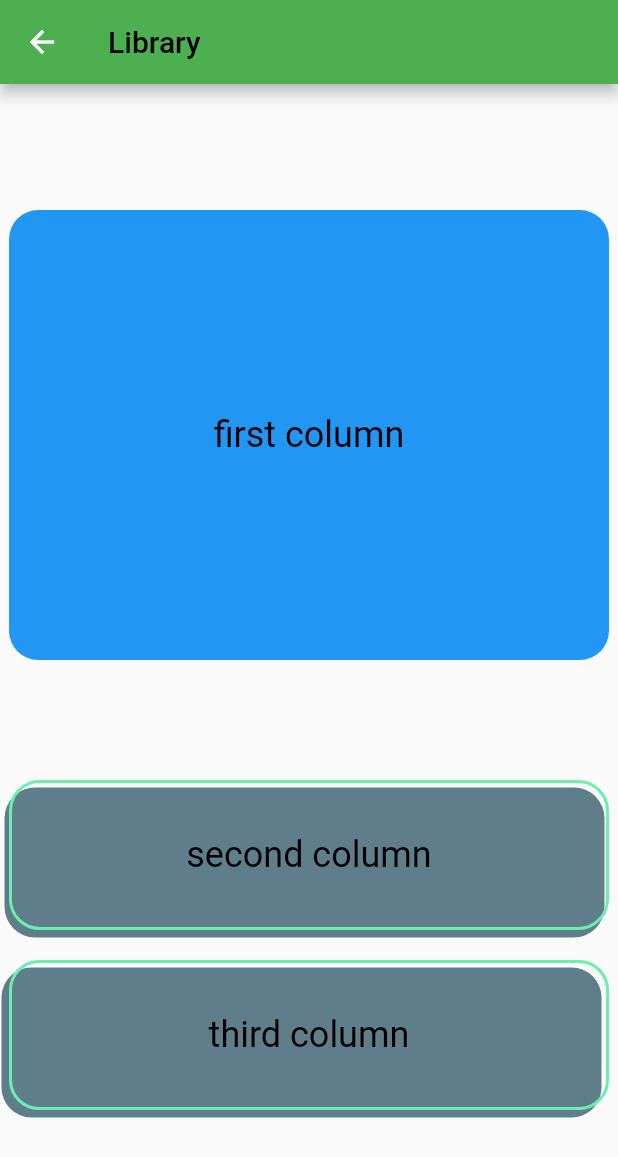
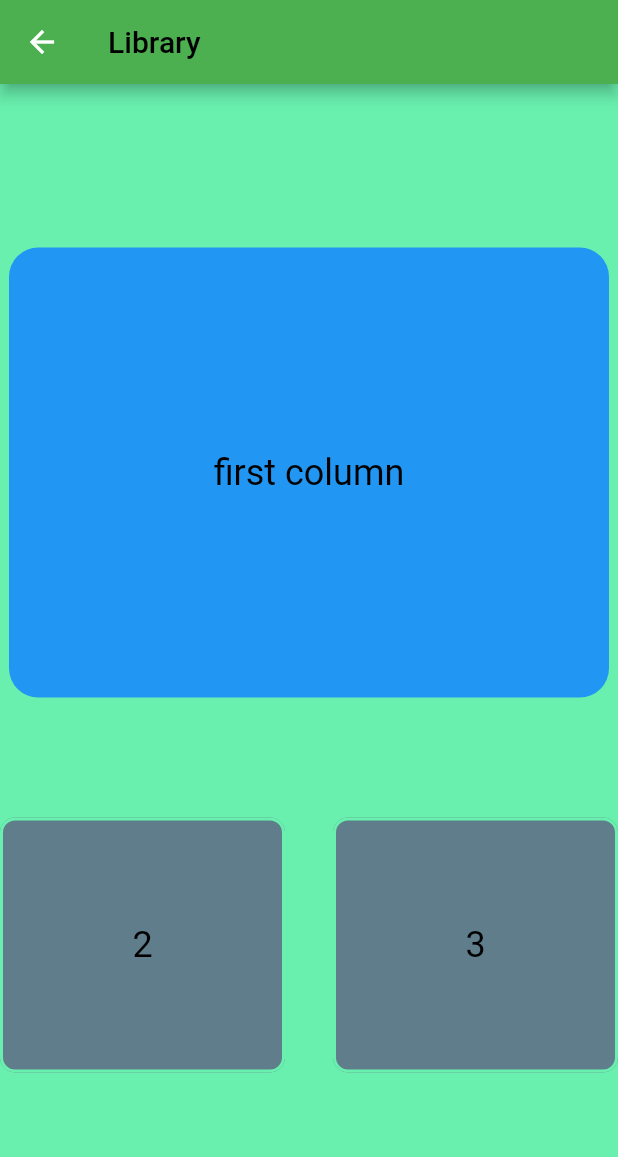
Before and after one commit to Static-404/Flutter, a Flutter app: the FirstPage screen opened by its route, on a phone screen of 412 x 824 dp. Shown: the top 1157 px of the screen. Run offline on Flutter 3.47's test engine with Material 2 defaults, Android fonts, the phone set to English and light mode, and no system bars; our stand-ins replace smooth_page_indicator.

Commit message:
Day 11
added color to the firstpage, login and registration page
modified the containers in the firstpage
added a row widget to the first page

```diff
--- a/lib/screens/Login.dart
+++ b/lib/screens/Login.dart
@@ -13,7 +13,9 @@ class Login extends StatelessWidget {
         title: const Text("Login"),
         centerTitle: true,
       ),
-      body: Center(
+      body: Container(
+        color: Colors.greenAccent,
+        child: Center(
           child: Container(
             width: 400,
             height: 450,
@@ -72,6 +74,7 @@ class Login extends StatelessWidget {
             ),
           ),
         ),
+      ),
     );
   }
 }
--- a/lib/screens/Registration.dart
+++ b/lib/screens/Registration.dart
@@ -11,7 +11,9 @@ class Registration extends StatelessWidget {
         title: const Text("Registration Page"),
         centerTitle: true,
       ),
-      body: Center(
+      body: Container(
+        color: Colors.greenAccent,
+        child: Center(
           child: Container(
             width: 400,
             height: 550,
@@ -73,6 +75,7 @@ class Registration extends StatelessWidget {
             ),
           ),
         ),
+      ),
     );
   }
 }
--- a/lib/screens/firstpage.dart
+++ b/lib/screens/firstpage.dart
@@ -17,7 +17,9 @@ class _FirstPageState extends State<FirstPage> {
           style: TextStyle(color: Colors.black),
         ),
       ),
-      body: Center(
+      body: Container(
+        color: Colors.greenAccent,
+        child: Center(
           child: Column(
             mainAxisAlignment: MainAxisAlignment.center,
             children: [
@@ -37,25 +39,28 @@ class _FirstPageState extends State<FirstPage> {
               const SizedBox(
                 height: 80,
               ),
+              Row(
+                mainAxisAlignment: MainAxisAlignment.spaceBetween,
+                children: [
                   Container(
-              width: 400,
                     decoration: BoxDecoration(
                         color: Colors.transparent,
                         border: Border.all(
                           width: 2,
                           color: Colors.greenAccent,
                         ),
-                  borderRadius: BorderRadius.circular(20.5),
+                        borderRadius: BorderRadius.circular(10.0),
                         boxShadow: const [
                           BoxShadow(
                             color: Colors.blueGrey,
-                      offset: Offset(-3, 5),
+                            offset: Offset(0, 0),
                           ),
                         ]),
-              height: 100,
+                    width: 190,
+                    height: 170,
                     child: const Center(
                       child: Text(
-                  'second column',
+                        '2',
                         style: TextStyle(color: Colors.black, fontSize: 24),
                       ),
                     ),
@@ -70,24 +75,28 @@ class _FirstPageState extends State<FirstPage> {
                           color: Colors.greenAccent,
                           width: 2,
                         ),
-                  borderRadius: BorderRadius.circular(20.0),
+                        borderRadius: BorderRadius.circular(10.0),
                         boxShadow: const[
                           BoxShadow(
                             color: Colors.blueGrey,
-                      offset: Offset(-5, 5),
+                            offset: Offset(0, 0),
                           ),
                         ]),
-              width: 400,
-              height: 100,
+                    width: 190,
+                    height: 170,
                     child: const Center(
-                child: Text(
-                  'third column',
+                      child:
+                      Text(
+                        '3',
                         style: TextStyle(color: Colors.black, fontSize: 24),
                       ),
                     ),
                   ),
                 ],
               ),
+            ],
+          ),
+        ),
       ),
     );
   }
```
Lines whose indentation alone changed are shown as unchanged.
